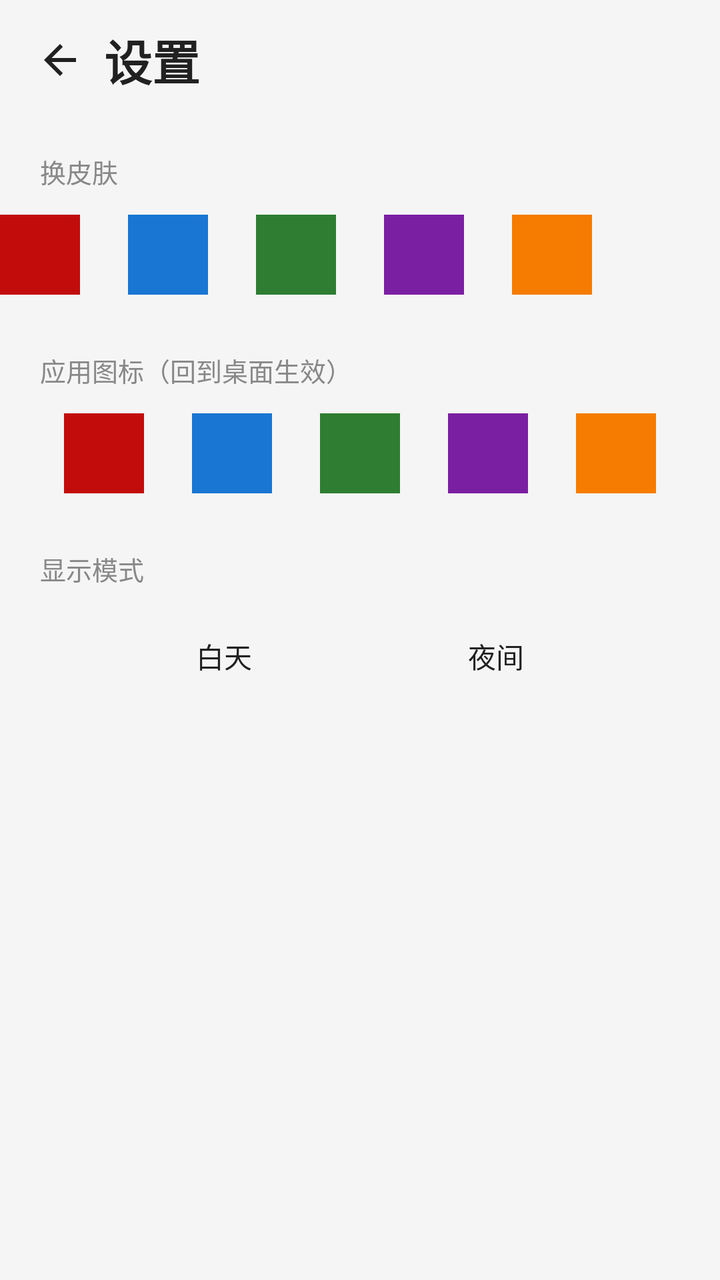
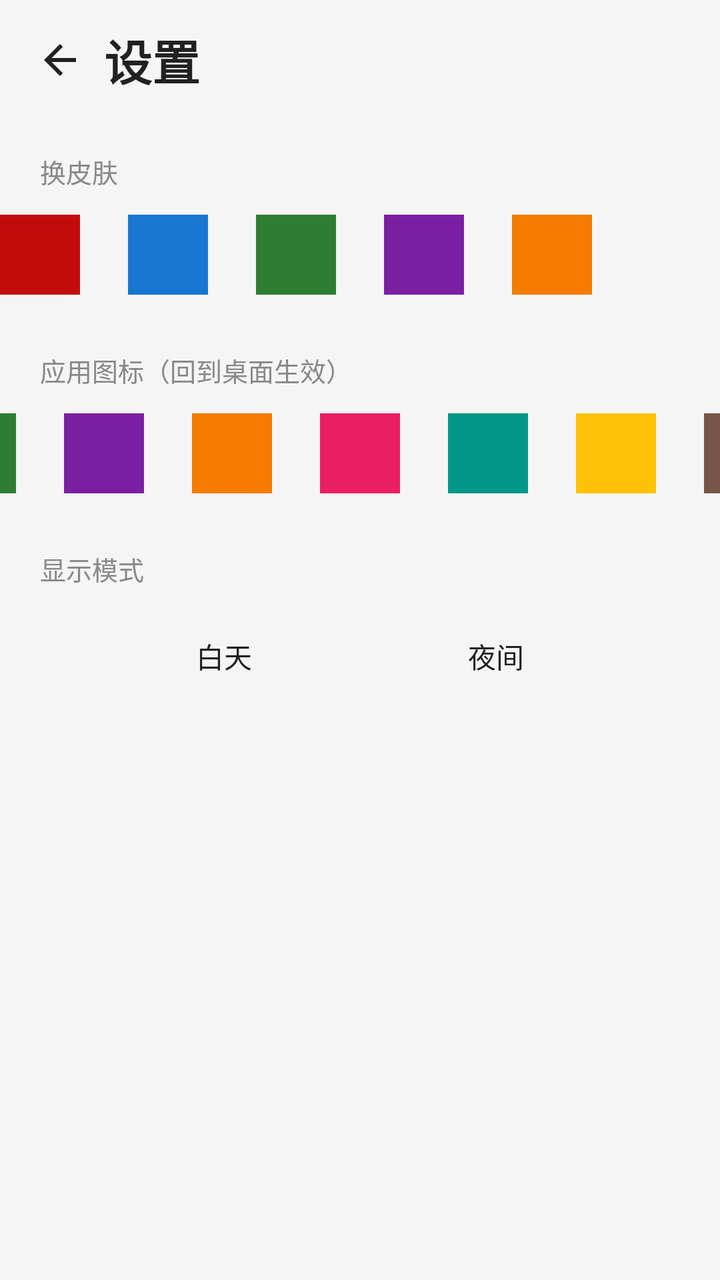

Two renders of the same Android screen: before a commit and after it. Below are the layout's source before the change and the commit's diff.
<!-- AndroidManifest.xml: application theme Theme.RedMusic -->
<!-- res/layout/fragment_settings.xml -->
<?xml version="1.0" encoding="utf-8"?>
<LinearLayout xmlns:android="http://schemas.android.com/apk/res/android"
    android:layout_width="match_parent"
    android:layout_height="match_parent"
    android:orientation="vertical">

    <LinearLayout
        android:layout_width="match_parent"
        android:layout_height="wrap_content"
        android:gravity="center_vertical"
        android:orientation="horizontal"
        android:paddingStart="8dp"
        android:paddingTop="8dp"
        android:paddingEnd="16dp">

        <ImageButton
            android:id="@+id/settings_back"
            android:layout_width="44dp"
            android:layout_height="44dp"
            android:background="@android:color/transparent"
            android:contentDescription="返回"
            android:src="@drawable/ic_arrow_back" />

        <TextView
            android:layout_width="wrap_content"
            android:layout_height="wrap_content"
            android:text="设置"
            android:textColor="@color/text_primary"
            android:textSize="24sp"
            android:textStyle="bold" />
    </LinearLayout>

    
    <TextView
        android:layout_width="wrap_content"
        android:layout_height="wrap_content"
        android:layout_marginStart="20dp"
        android:layout_marginTop="24dp"
        android:text="换皮肤"
        android:textColor="@color/text_secondary"
        android:textSize="13sp" />

    <LinearLayout
        android:id="@+id/skin_row"
        android:layout_width="match_parent"
        android:layout_height="wrap_content"
        android:layout_marginTop="12dp"
        android:gravity="center"
        android:orientation="horizontal">

        <View android:id="@+id/skin_0" android:layout_width="40dp" android:layout_height="40dp"
            android:layout_marginHorizontal="12dp" android:background="#C20C0C" />
        <View android:id="@+id/skin_1" android:layout_width="40dp" android:layout_height="40dp"
            android:layout_marginHorizontal="12dp" android:background="#1976D2" />
        <View android:id="@+id/skin_2" android:layout_width="40dp" android:layout_height="40dp"
            android:layout_marginHorizontal="12dp" android:background="#2E7D32" />
        <View android:id="@+id/skin_3" android:layout_width="40dp" android:layout_height="40dp"
            android:layout_marginHorizontal="12dp" android:background="#7B1FA2" />
        <View android:id="@+id/skin_4" android:layout_width="40dp" android:layout_height="40dp"
            android:layout_marginHorizontal="12dp" android:background="#F57C00" />
        <View android:id="@+id/skin_5" android:layout_width="40dp" android:layout_height="40dp"
            android:layout_marginHorizontal="12dp" android:background="@android:color/transparent" />
    </LinearLayout>

    
    <TextView
        android:layout_width="wrap_content"
        android:layout_height="wrap_content"
        android:layout_marginStart="20dp"
        android:layout_marginTop="28dp"
        android:text="应用图标（回到桌面生效）"
        android:textColor="@color/text_secondary"
        android:textSize="13sp" />

    <LinearLayout
        android:id="@+id/icon_row"
        android:layout_width="match_parent"
        android:layout_height="wrap_content"
        android:layout_marginTop="12dp"
        android:gravity="center"
        android:orientation="horizontal">

        <View android:id="@+id/icon_0" android:layout_width="40dp" android:layout_height="40dp"
            android:layout_marginHorizontal="12dp" android:background="#C20C0C" />
        <View android:id="@+id/icon_1" android:layout_width="40dp" android:layout_height="40dp"
            android:layout_marginHorizontal="12dp" android:background="#1976D2" />
        <View android:id="@+id/icon_2" android:layout_width="40dp" android:layout_height="40dp"
            android:layout_marginHorizontal="12dp" android:background="#2E7D32" />
        <View android:id="@+id/icon_3" android:layout_width="40dp" android:layout_height="40dp"
            android:layout_marginHorizontal="12dp" android:background="#7B1FA2" />
        <View android:id="@+id/icon_4" android:layout_width="40dp" android:layout_height="40dp"
            android:layout_marginHorizontal="12dp" android:background="#F57C00" />
    </LinearLayout>

    
    <TextView
        android:layout_width="wrap_content"
        android:layout_height="wrap_content"
        android:layout_marginStart="20dp"
        android:layout_marginTop="28dp"
        android:text="显示模式"
        android:textColor="@color/text_secondary"
        android:textSize="13sp" />

    <LinearLayout
        android:layout_width="match_parent"
        android:layout_height="wrap_content"
        android:layout_marginTop="12dp"
        android:gravity="center"
        android:orientation="horizontal">

        <TextView
            android:id="@+id/mode_day"
            android:layout_width="120dp"
            android:layout_height="44dp"
            android:layout_marginHorizontal="8dp"
            android:gravity="center"
            android:text="白天"
            android:textColor="@color/text_primary"
            android:textSize="14sp" />

        <TextView
            android:id="@+id/mode_night"
            android:layout_width="120dp"
            android:layout_height="44dp"
            android:layout_marginHorizontal="8dp"
            android:gravity="center"
            android:text="夜间"
            android:textColor="@color/text_primary"
            android:textSize="14sp" />
    </LinearLayout>

</LinearLayout>
<!-- resources referenced by this layout -->
<resources>
  <color name="text_primary">#212121</color>
  <color name="text_secondary">#888888</color>
  <!-- drawable ic_arrow_back (drawable) -->
  <?xml version="1.0" encoding="utf-8"?>
  <vector xmlns:android="http://schemas.android.com/apk/res/android"
      android:width="24dp" android:height="24dp"
      android:viewportWidth="24" android:viewportHeight="24">
      <path android:fillColor="@color/text_primary" android:pathData="M20,11H7.83l5.59,-5.59L12,4l-8,8l8,8l1.41,-1.41L7.83,13H20v-2z" />
  </vector>
  <style name="Theme.RedMusic" parent="Theme.AppCompat.DayNight.NoActionBar">
          <item name="colorPrimary">@color/red</item>
          <item name="colorPrimaryDark">#8A0808</item>
          <item name="colorAccent">@color/red_light</item>
          <item name="android:windowBackground">@color/bg</item>
          <item name="android:statusBarColor">@color/bg</item>
          <item name="android:navigationBarColor">@color/bg</item>
          <item name="android:textColorPrimary">@color/text_primary</item>
      </style>
  <color name="red">#C20C0C</color>
  <color name="red_light">#FF6B6B</color>
  <color name="bg">#F5F5F5</color>
</resources>

<!-- the commit's change to res/layout/fragment_settings.xml (unified diff, before → after) -->
@@ -90,6 +90,18 @@
             android:layout_marginHorizontal="12dp" android:background="#7B1FA2" />
         <View android:id="@+id/icon_4" android:layout_width="40dp" android:layout_height="40dp"
             android:layout_marginHorizontal="12dp" android:background="#F57C00" />
+        <View android:id="@+id/icon_5" android:layout_width="40dp" android:layout_height="40dp"
+            android:layout_marginHorizontal="12dp" android:background="#E91E63" />
+        <View android:id="@+id/icon_6" android:layout_width="40dp" android:layout_height="40dp"
+            android:layout_marginHorizontal="12dp" android:background="#009688" />
+        <View android:id="@+id/icon_7" android:layout_width="40dp" android:layout_height="40dp"
+            android:layout_marginHorizontal="12dp" android:background="#FFC107" />
+        <View android:id="@+id/icon_8" android:layout_width="40dp" android:layout_height="40dp"
+            android:layout_marginHorizontal="12dp" android:background="#795548" />
+        <View android:id="@+id/icon_9" android:layout_width="40dp" android:layout_height="40dp"
+            android:layout_marginHorizontal="12dp" android:background="#212121" />
+        <View android:id="@+id/icon_10" android:layout_width="40dp" android:layout_height="40dp"
+            android:layout_marginHorizontal="12dp" android:background="#607D8B" />
     </LinearLayout>
 
     
